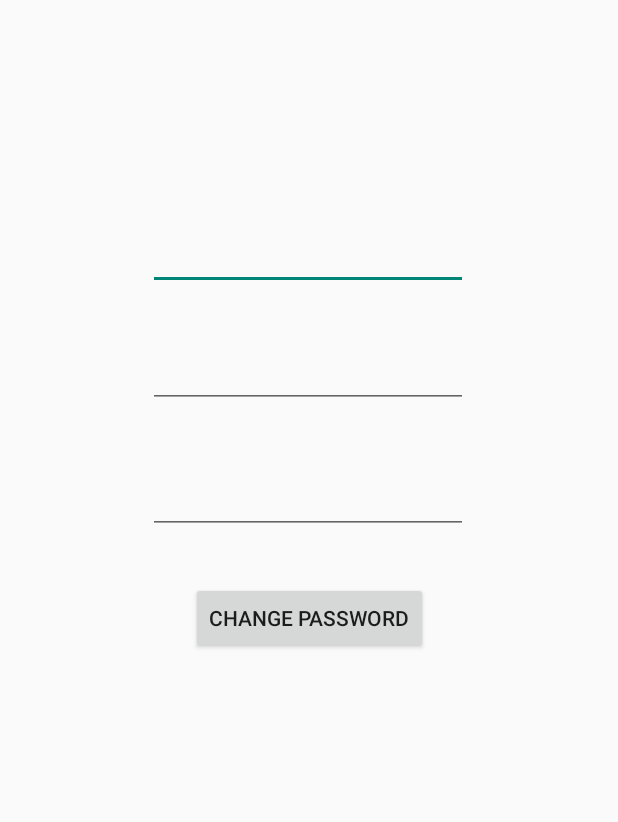
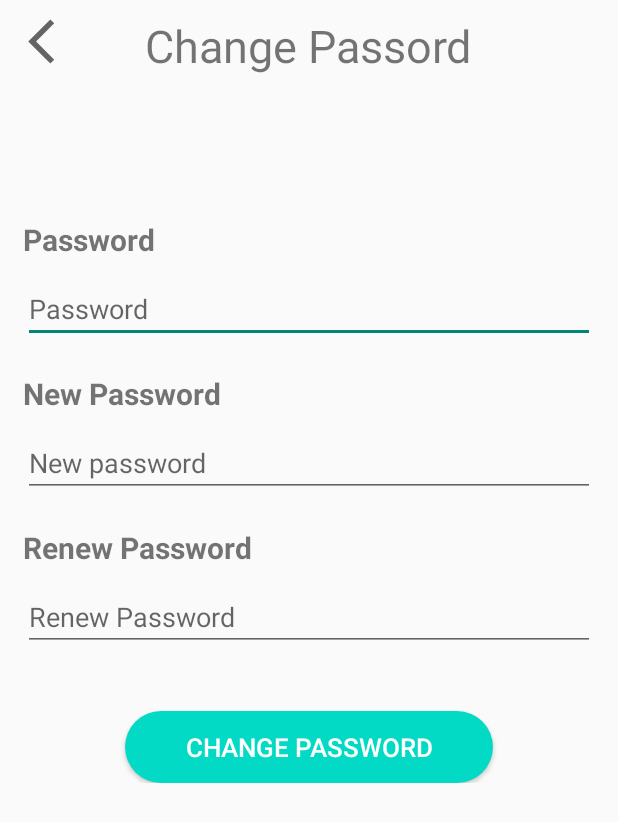
Before and after one commit to PhamTrGiang/Quan_ly_thue_xe, an Android app: the ChangePassActivity screen opened directly, with no data from a screen before it, on a phone screen of 412 x 824 dp. Shown: the top 822 px of the screen. Run offline under Robolectric (Android 15) with nearby library versions, the phone set to English and light mode, and no system bars.

Commit message:
Giang_layout

```diff
--- a/app/src/main/java/com/example/quan_ly_thue_xe/ChangePassActivity.java
+++ b/app/src/main/java/com/example/quan_ly_thue_xe/ChangePassActivity.java
@@ -8,6 +8,7 @@ import android.os.Bundle;
 import android.view.View;
 import android.widget.Button;
 import android.widget.EditText;
+import android.widget.ImageView;
 import android.widget.Toast;
 
 import com.example.quan_ly_thue_xe.DAO.UsersDAO;
@@ -18,11 +19,19 @@ public class ChangePassActivity extends AppCompatActivity {
     Button btnChange;
     EditText edPass,edNewpass,edRepass;
     UsersDAO dao;
+    ImageView imgCallback;
     @Override
     protected void onCreate(Bundle savedInstanceState) {
         super.onCreate(savedInstanceState);
         setContentView(R.layout.activity_change_pass);
         btnChange = findViewById(R.id.btChange);
+        imgCallback = findViewById(R.id.idCallback);
+        imgCallback.setOnClickListener(new View.OnClickListener() {
+            @Override
+            public void onClick(View v) {
+                finish();
+            }
+        });
         edPass = findViewById(R.id.edPass);
         edNewpass = findViewById(R.id.edNewPass);
         edRepass = findViewById(R.id.edNewPass);
--- a/app/src/main/res/layout/activity_change_pass.xml
+++ b/app/src/main/res/layout/activity_change_pass.xml
@@ -1,58 +1,94 @@
 <?xml version="1.0" encoding="utf-8"?>
-<androidx.constraintlayout.widget.ConstraintLayout xmlns:android="http://schemas.android.com/apk/res/android"
+<LinearLayout xmlns:android="http://schemas.android.com/apk/res/android"
     xmlns:app="http://schemas.android.com/apk/res-auto"
     xmlns:tools="http://schemas.android.com/tools"
     android:layout_width="match_parent"
     android:layout_height="match_parent"
-    tools:context=".ChangePassActivity">
+    tools:context=".ChangePassActivity"
+    android:orientation="vertical">
+    <LinearLayout
+        android:layout_width="match_parent"
+        android:layout_height="wrap_content"
+        android:orientation="horizontal"
+        android:padding="10dp">
+        <ImageView
+            android:id="@+id/idCallback"
+            android:layout_width="35dp"
+            android:layout_height="35dp"
+            android:src="@drawable/ic_baseline_arrow_back_ios_new_24"/>
+        <TextView
+            android:layout_width="320dp"
+            android:layout_height="wrap_content"
+            android:text="Change Passord"
+            android:gravity="center"
+            android:textSize="30dp"/>
+    </LinearLayout>
+
+    <LinearLayout
+        android:layout_width="match_parent"
+        android:layout_height="wrap_content"
+        android:orientation="vertical"
+        android:layout_marginTop="70dp"
+        android:padding="15dp">
+        <TextView
+            android:layout_width="wrap_content"
+            android:layout_height="wrap_content"
+            android:text="Password"
+            android:textSize="20dp"
+            android:textStyle="bold" />
 
         <EditText
             android:id="@+id/edPass"
+            android:layout_width="match_parent"
+            android:layout_height="wrap_content"
+            android:ems="10"
+            android:hint="Password"
+            android:layout_marginTop="10dp"
+            android:inputType="textPassword" />
+
+        <TextView
             android:layout_width="wrap_content"
             android:layout_height="wrap_content"
-        android:ems="10"
-        android:inputType="textPassword"
-        app:layout_constraintBottom_toBottomOf="parent"
-        app:layout_constraintEnd_toEndOf="parent"
-        app:layout_constraintHorizontal_bias="0.497"
-        app:layout_constraintStart_toStartOf="parent"
-        app:layout_constraintTop_toTopOf="parent"
-        app:layout_constraintVertical_bias="0.19" />
+            android:layout_marginTop="20dp"
+            android:text="New Password"
+            android:textSize="20dp"
+            android:textStyle="bold" />
 
         <EditText
             android:id="@+id/edNewPass"
+            android:layout_width="match_parent"
+            android:layout_height="wrap_content"
+            android:ems="10"
+            android:layout_marginTop="10dp"
+            android:hint="New password"
+            android:inputType="textPassword" />
+        <TextView
             android:layout_width="wrap_content"
             android:layout_height="wrap_content"
-        android:ems="10"
-        android:inputType="textPassword"
-        app:layout_constraintBottom_toBottomOf="parent"
-        app:layout_constraintEnd_toEndOf="parent"
-        app:layout_constraintHorizontal_bias="0.497"
-        app:layout_constraintStart_toStartOf="parent"
-        app:layout_constraintTop_toTopOf="parent"
-        app:layout_constraintVertical_bias="0.291" />
-
+            android:layout_marginTop="20dp"
+            android:text="Renew Password"
+            android:textSize="20dp"
+            android:textStyle="bold" />
         <EditText
             android:id="@+id/edRepass"
-        android:layout_width="wrap_content"
+            android:layout_width="match_parent"
             android:layout_height="wrap_content"
             android:ems="10"
-        android:inputType="textPassword"
-        app:layout_constraintBottom_toBottomOf="parent"
-        app:layout_constraintEnd_toEndOf="parent"
-        app:layout_constraintHorizontal_bias="0.497"
-        app:layout_constraintStart_toStartOf="parent"
-        app:layout_constraintTop_toTopOf="parent"
-        app:layout_constraintVertical_bias="0.399" />
+            android:hint="Renew Password"
+            android:layout_marginTop="10dp"
+            android:inputType="textPassword" />
+
 
         <Button
+            android:layout_gravity="center"
             android:id="@+id/btChange"
-        android:layout_width="wrap_content"
+            android:layout_width="245dp"
+            android:textColor="@color/white"
+            android:textSize="17dp"
             android:layout_height="wrap_content"
             android:text="Change Password"
-        app:layout_constraintBottom_toBottomOf="parent"
-        app:layout_constraintEnd_toEndOf="parent"
-        app:layout_constraintHorizontal_bias="0.5"
-        app:layout_constraintStart_toStartOf="parent"
-        app:layout_constraintTop_toTopOf="parent" />
-</androidx.constraintlayout.widget.ConstraintLayout>
+            android:layout_marginTop="40dp"
+            android:background="@drawable/backgroup_button_color"/>
+    </LinearLayout>
+
+</LinearLayout>
--- a/app/src/main/res/layout/activity_login.xml
+++ b/app/src/main/res/layout/activity_login.xml
@@ -69,6 +69,7 @@
             android:layout_height="wrap_content"
             android:ems="10"
             android:hint="Password"
+            android:layout_marginTop="10dp"
             android:inputType="textPassword" />
 
         <Button
--- a/app/src/main/res/layout/fragment_settinh.xml
+++ b/app/src/main/res/layout/fragment_settinh.xml
@@ -53,7 +53,7 @@
 
 
     <LinearLayout
-        android:id="@+id/tvmk"
+        android:id="@+id/lnChangepass"
         android:layout_width="match_parent"
         android:layout_height="wrap_content"
         android:orientation="horizontal"
```
Also changed, not shown: app/src/main/java/com/example/quan_ly_thue_xe/Framentkhachhang/Fragment_settinh.java (+10 -2 lines), app/src/main/java/com/example/quan_ly_thue_xe/InfomationActivity.java (+25 -4 lines), app/src/main/res/drawable/img_info.xml (added, +7 -0 lines), app/src/main/res/layout/activity_infomation.xml (+61 -36 lines). Lines whose indentation alone changed are shown as unchanged.
